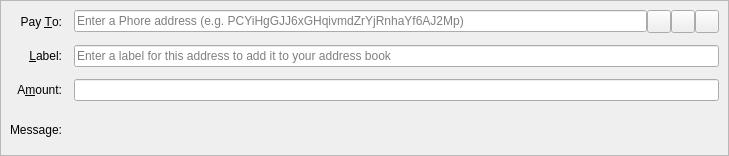
The window that src/qt/forms/sendcoinsentry.ui (liray-unendlich/Elecash) describes before a commit, drawn with Qt 5.
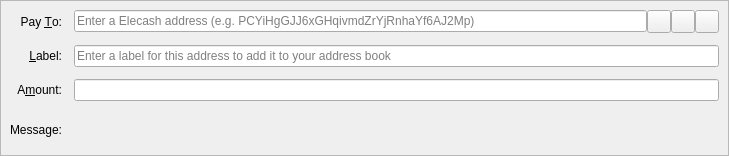
The same window after the commit. Icons and pictures are not drawn. Custom widgets are drawn as their Qt base class.

```diff
--- a/src/qt/forms/sendcoinsentry.ui
+++ b/src/qt/forms/sendcoinsentry.ui
@@ -57,7 +57,7 @@
          <string/>
         </property>
         <property name="placeholderText">
-         <string>Enter a Phore address (e.g. PCYiHgGJJ6xGHqivmdZrYjRnhaYf6AJ2Mp)</string>
+         <string>Enter a Elecash address (e.g. PCYiHgGJJ6xGHqivmdZrYjRnhaYf6AJ2Mp)</string>
         </property>
        </widget>
       </item>
```
Left out of the diff: 16 changed lines with no effect on the pictures.
